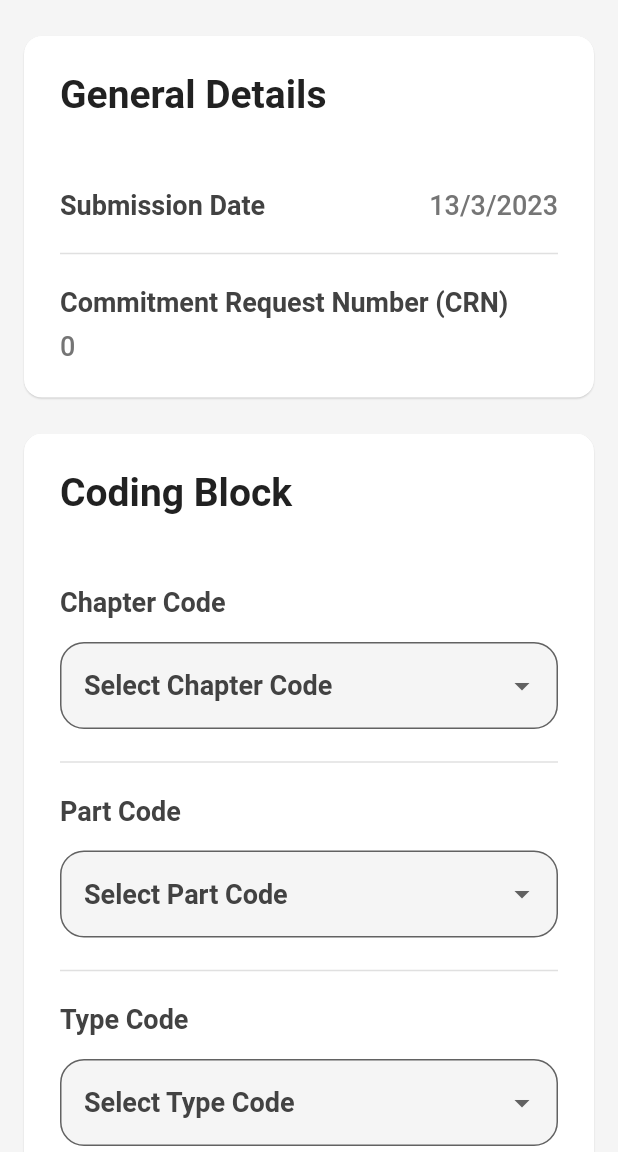
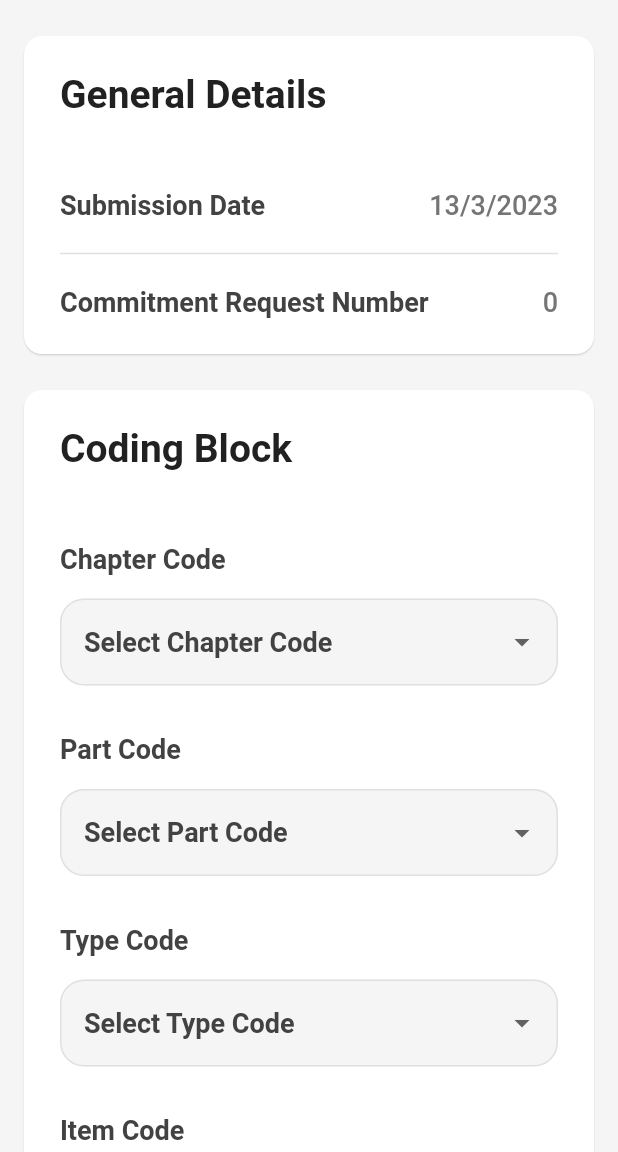
Before and after one commit to vigneshksaithal/viyukta, a Flutter app: the screen it shows after launch, after a tap on "Create New Commitment", on a phone screen of 412 x 824 dp, the part 84-1236 px from its top. Run offline on Flutter 3.47's test engine with Material 2 defaults, Android fonts, the phone set to English and light mode, and no system bars; our stand-ins replace csv, file_picker, flutter_riverpod, hive_flutter, page_transition; missing offline and left inert: encrypt, flutter_sms, protobuf; accounts and stored records are empty.

Commit message:
Update UI

```diff
--- a/lib/pages/commitment_form/commitment_form.dart
+++ b/lib/pages/commitment_form/commitment_form.dart
@@ -30,7 +30,7 @@ class CommitmentForm extends ConsumerWidget {
                 const CodingBlockCard(),
                 const SizedBox(height: 24.0),
                 const CommitmentDetailsCard(),
-                const SizedBox(height: 24.0),
+                const SizedBox(height: 32.0),
                 Row(
                   mainAxisAlignment: MainAxisAlignment.end,
                   children: [
--- a/lib/pages/commitment_form/widgets/coding_block_card.dart
+++ b/lib/pages/commitment_form/widgets/coding_block_card.dart
@@ -48,21 +48,22 @@ class CodingBlockCard extends ConsumerWidget {
             ),
             const SizedBox(height: 16.0),
             chapterCodeDropdownField(chapterCode, ref),
-            const Divider(),
+            const SizedBox(height: 32.0),
             Text(
               'Part Code',
               style: textTheme().labelMedium,
             ),
             const SizedBox(height: 16.0),
             partCodeDropdownField(chapterCode, ref),
-            const Divider(),
+            // const Divider(),
+            const SizedBox(height: 32.0),
             Text(
               'Type Code',
               style: textTheme().labelMedium,
             ),
             const SizedBox(height: 16.0),
             typeCodeDropdownField(chapterCode, ref),
-            const Divider(),
+            const SizedBox(height: 32.0),
             Text(
               'Item Code',
               style: textTheme().labelMedium,
--- a/lib/pages/commitment_form/widgets/commitment_details_card.dart
+++ b/lib/pages/commitment_form/widgets/commitment_details_card.dart
@@ -24,9 +24,9 @@ class CommitmentDetailsCard extends ConsumerWidget {
             ),
             const SizedBox(height: 48.0),
             descriptionTextField(ref),
-            const Divider(),
+            const SizedBox(height: 32.0),
             amountTextField(ref),
-            const Divider(),
+            const SizedBox(height: 32.0),
             Row(
               mainAxisAlignment: MainAxisAlignment.spaceBetween,
               children: [
@@ -45,7 +45,7 @@ class CommitmentDetailsCard extends ConsumerWidget {
                 ),
               ],
             ),
-            const Divider(),
+            const SizedBox(height: 32.0),
             Row(
               mainAxisAlignment: MainAxisAlignment.spaceBetween,
               children: [
--- a/lib/pages/commitment_form/widgets/general_details_card.dart
+++ b/lib/pages/commitment_form/widgets/general_details_card.dart
@@ -45,33 +45,18 @@ class GeneralDetailsCard extends ConsumerWidget {
               const Divider(),
               Row(
                 children: [
+                  Expanded(
+                    child: Text(
+                      'Commitment Request Number',
+                      style: textTheme().labelMedium,
+                    ),
+                  ),
                   Text(
-                    'Commitment Request Number (CRN)',
-                    style: textTheme().labelMedium,
+                    '$commitmentRequestNumber',
+                    style: textTheme().bodyMedium,
                   ),
                 ],
               ),
-              const SizedBox(height: 8.0),
-              Text(
-                '$commitmentRequestNumber',
-              ),
-              // const Divider(),
-              // Row(
-              //   mainAxisAlignment: MainAxisAlignment.spaceBetween,
-              //   children: [
-              //     Text(
-              //       'Request Type',
-              //       style: textTheme().labelMedium,
-              //     ),
-              //     const SizedBox(width: 16.0),
-              //     OutlinedButton(
-              //       onPressed: () {
-              //         ref.read(commitmentProvider.notifier).serializeData();
-              //       },
-              //       child: const Text('Choose type'),
-              //     ),
-              //   ],
-              // ),
             ],
           ),
         ),
--- a/lib/theme/theme.dart
+++ b/lib/theme/theme.dart
@@ -45,6 +45,19 @@ InputDecorationTheme inputDecorationTheme() {
     ),
     filled: true,
     fillColor: Colors.grey[100],
+    border: InputBorder.none,
+    enabledBorder: OutlineInputBorder(
+      borderRadius: BorderRadius.circular(16.0),
+      borderSide: BorderSide(
+        color: Colors.grey[300]!,
+      ),
+    ),
+    focusedBorder: OutlineInputBorder(
+      borderRadius: BorderRadius.circular(16.0),
+      borderSide: BorderSide(
+        color: Colors.grey[300]!,
+      ),
+    ),
   );
 }
 
```
